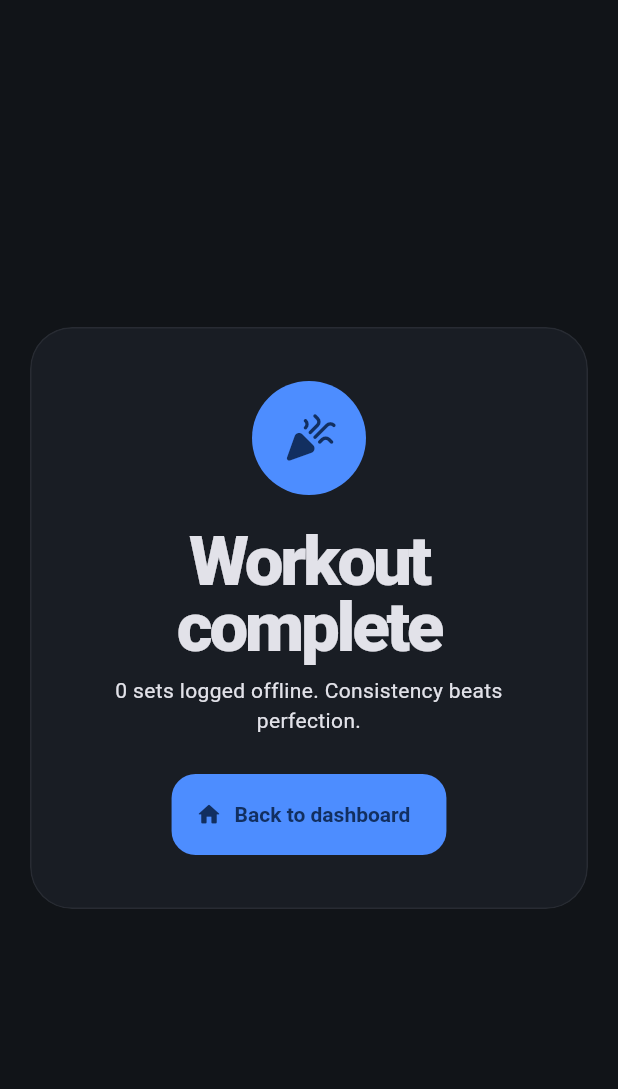
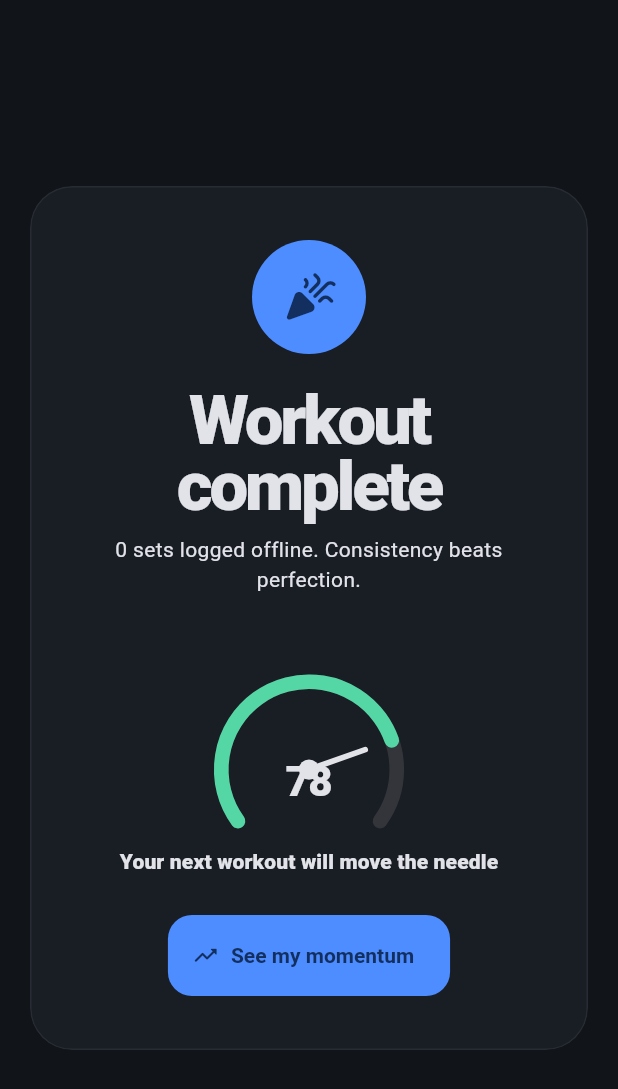
Before and after one commit to HyperspaceArchitecture/fitpulse, a Flutter app: the _CompletedSession screen opened directly with empty values, on a phone screen of 412 x 824 dp. Shown: the top 1089 px of the screen. Run offline on Flutter 3.47's test engine with Material 3 defaults, Android fonts, the phone set to English and light mode, and no system bars; our stand-ins replace flutter_riverpod, go_router, image_picker, shared_preferences; accounts and stored records are empty.

Commit message:
Simplify startup and add workout momentum needle

```diff
--- a/lib/core/routing/app_router.dart
+++ b/lib/core/routing/app_router.dart
@@ -4,6 +4,7 @@ import 'package:fitpulse/features/auth/presentation/pages/register_page.dart';
 import 'package:fitpulse/features/auth/presentation/pages/sign_in_page.dart';
 import 'package:fitpulse/features/coach/presentation/pages/coach_page.dart';
 import 'package:fitpulse/features/dashboard/presentation/pages/dashboard_page.dart';
+import 'package:fitpulse/features/dashboard/presentation/pages/startup_page.dart';
 import 'package:fitpulse/features/landing/presentation/pages/landing_page.dart';
 import 'package:fitpulse/features/nutrition/presentation/pages/nutrition_page.dart';
 import 'package:fitpulse/features/onboarding/presentation/pages/onboarding_page.dart';
@@ -70,7 +71,7 @@ final appRouterProvider = Provider<GoRouter>((ref) {
     routes: [
       GoRoute(
         path: AppRoutes.landing,
-        builder: (context, state) => const DashboardPage(),
+        builder: (context, state) => const StartupPage(),
       ),
       GoRoute(
         path: AppRoutes.welcome,
--- /dev/null
+++ b/lib/features/dashboard/presentation/widgets/momentum_needle.dart
@@ -0,0 +1,126 @@
+import 'dart:math' as math;
+
+import 'package:fitpulse/core/theme/app_theme.dart';
+import 'package:flutter/material.dart';
+
+/// An encouragement gauge. It is deliberately not presented as a health score.
+class MomentumNeedle extends StatelessWidget {
+  const MomentumNeedle({
+    required this.value,
+    required this.lift,
+    this.compact = false,
+    super.key,
+  });
+
+  final double value;
+  final double lift;
+  final bool compact;
+
+  @override
+  Widget build(BuildContext context) {
+    final colors = Theme.of(context).extension<FitPulseColors>()!;
+    final size = compact ? 150.0 : 220.0;
+    return TweenAnimationBuilder<double>(
+      tween: Tween(begin: (value - lift).clamp(0, 100), end: value),
+      duration: const Duration(milliseconds: 1400),
+      curve: Curves.easeOutBack,
+      builder: (context, animatedValue, _) => Column(
+        mainAxisSize: MainAxisSize.min,
+        children: [
+          SizedBox.square(
+            dimension: size,
+            child: CustomPaint(
+              painter: _NeedlePainter(
+                value: animatedValue,
+                track: Theme.of(context).colorScheme.surfaceContainerHighest,
+                active: colors.success,
+                needle: Theme.of(context).colorScheme.onSurface,
+              ),
+              child: Align(
+                alignment: const Alignment(0, 0.55),
+                child: Text(
+                  animatedValue.round().toString(),
+                  style: Theme.of(context).textTheme.headlineMedium
+                      ?.copyWith(fontWeight: FontWeight.w900),
+                ),
+              ),
+            ),
+          ),
+          Text(
+            lift > 0
+                ? '+${lift.toStringAsFixed(1)} momentum from your workout'
+                : 'Your next workout will move the needle',
+            textAlign: TextAlign.center,
+            style: Theme.of(context).textTheme.titleSmall?.copyWith(
+              color: lift > 0 ? colors.success : null,
+              fontWeight: FontWeight.w800,
+            ),
+          ),
+        ],
+      ),
+    );
+  }
+}
+
+class _NeedlePainter extends CustomPainter {
+  const _NeedlePainter({
+    required this.value,
+    required this.track,
+    required this.active,
+    required this.needle,
+  });
+
+  final double value;
+  final Color track;
+  final Color active;
+  final Color needle;
+
+  @override
+  void paint(Canvas canvas, Size size) {
+    final center = Offset(size.width / 2, size.height * 0.66);
+    final radius = size.width * 0.39;
+    final rect = Rect.fromCircle(center: center, radius: radius);
+    const start = math.pi * 0.8;
+    const sweep = math.pi * 1.4;
+    final trackPaint = Paint()
+      ..color = track
+      ..style = PaintingStyle.stroke
+      ..strokeCap = StrokeCap.round
+      ..strokeWidth = size.width * 0.065;
+    final activePaint = Paint()
+      ..color = active
+      ..style = PaintingStyle.stroke
+      ..strokeCap = StrokeCap.round
+      ..strokeWidth = size.width * 0.065;
+    canvas.drawArc(rect, start, sweep, false, trackPaint);
+    canvas.drawArc(
+      rect,
+      start,
+      sweep * value.clamp(0, 100) / 100,
+      false,
+      activePaint,
+    );
+
+    final angle = start + sweep * value.clamp(0, 100) / 100;
+    final end = Offset(
+      center.dx + math.cos(angle) * radius * 0.68,
+      center.dy + math.sin(angle) * radius * 0.68,
+    );
+    canvas.drawLine(
+      center,
+      end,
+      Paint()
+        ..color = needle
+        ..strokeWidth = size.width * 0.025
+        ..strokeCap = StrokeCap.round,
+    );
+    canvas.drawCircle(center, size.width * 0.045, Paint()..color = needle);
+  }
+
+  @override
+  bool shouldRepaint(_NeedlePainter oldDelegate) =>
+      value != oldDelegate.value ||
+      track != oldDelegate.track ||
+      active != oldDelegate.active ||
+      needle != oldDelegate.needle;
+}
--- a/lib/features/workout/application/workout_engine_controller.dart
+++ b/lib/features/workout/application/workout_engine_controller.dart
@@ -130,6 +130,7 @@ class WorkoutEngineController extends Notifier<WorkoutSessionState> {
               completedSets: completedSets,
             ),
           );
+      ref.invalidate(latestWorkoutProvider);
       return;
     }
 
--- a/lib/features/workout/presentation/pages/workout_session_page.dart
+++ b/lib/features/workout/presentation/pages/workout_session_page.dart
@@ -1,4 +1,5 @@
 import 'package:fitpulse/core/routing/app_router.dart';
+import 'package:fitpulse/features/dashboard/presentation/widgets/momentum_needle.dart';
 import 'package:fitpulse/features/workout/application/workout_engine_controller.dart';
 import 'package:fitpulse/features/workout/presentation/widgets/exercise_motion_card.dart';
 import 'package:fitpulse/shared/widgets/glass_panel.dart';
@@ -277,14 +278,20 @@ class _CompletedSession extends StatelessWidget {
                       '${session.completedSets} sets logged offline. Consistency beats perfection.',
                       textAlign: TextAlign.center,
                     ),
+                    const SizedBox(height: 18),
+                    MomentumNeedle(
+                      value: 78 + session.completedSets * 0.24,
+                      lift: session.completedSets * 0.24,
+                      compact: true,
+                    ),
                     const SizedBox(height: 26),
                     FilledButton.icon(
                       onPressed: () {
                         onReset();
-                        context.go(AppRoutes.dashboard);
+                        context.go(AppRoutes.landing);
                       },
-                      icon: const Icon(Icons.home_rounded),
-                      label: const Text('Back to dashboard'),
+                      icon: const Icon(Icons.trending_up_rounded),
+                      label: const Text('See my momentum'),
                     ),
                   ],
                 ),
```
Also changed, not shown: lib/features/dashboard/presentation/pages/startup_page.dart (added, +135 -0 lines), lib/features/workout/data/workout_history_repository.dart (+17 -0 lines), lib/features/workout/domain/workout_plan.dart (+12 -0 lines), 5 other files.
